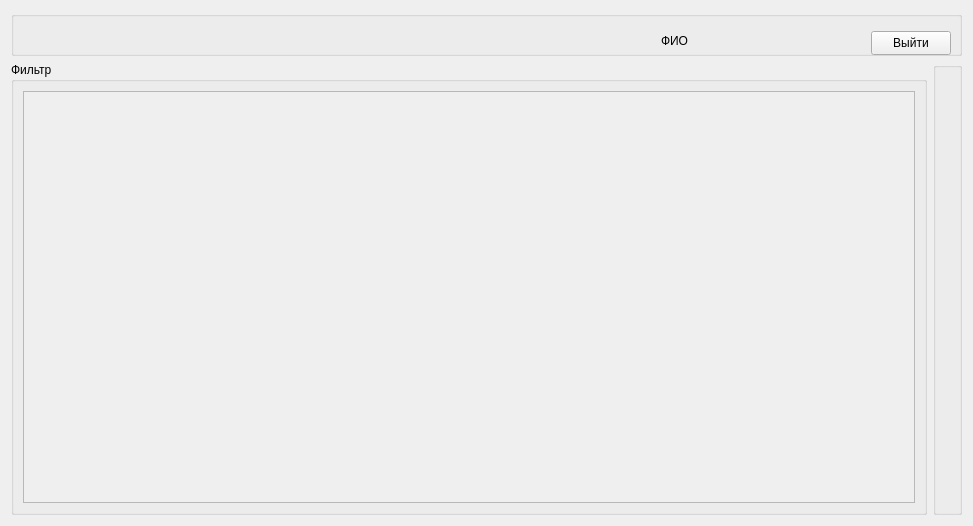
Qt form form.ui (dcherep/funicture) before a commit.
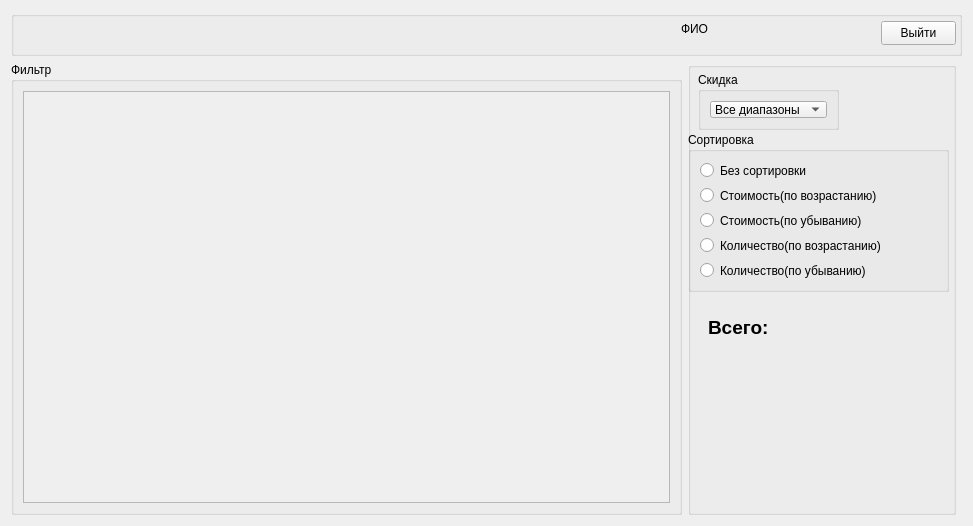
The same form after that commit.

```diff
--- a/form.ui
+++ b/form.ui
@@ -13,7 +13,46 @@
   <property name="windowTitle">
    <string>Widget</string>
   </property>
-  <layout class="QGridLayout" name="gridLayout" rowstretch="1,10" columnstretch="5,0">
+  <layout class="QGridLayout" name="gridLayout" rowstretch="1,10" columnstretch="5,2,0">
+   <item row="0" column="0" colspan="3">
+    <widget class="QGroupBox" name="groupBox">
+     <property name="title">
+      <string/>
+     </property>
+     <widget class="QLabel" name="label">
+      <property name="geometry">
+       <rect>
+        <x>670</x>
+        <y>10</y>
+        <width>181</width>
+        <height>16</height>
+       </rect>
+      </property>
+      <property name="layoutDirection">
+       <enum>Qt::LayoutDirection::LeftToRight</enum>
+      </property>
+      <property name="autoFillBackground">
+       <bool>false</bool>
+      </property>
+      <property name="text">
+       <string>ФИО</string>
+      </property>
+     </widget>
+     <widget class="QPushButton" name="pushButton">
+      <property name="geometry">
+       <rect>
+        <x>870</x>
+        <y>10</y>
+        <width>75</width>
+        <height>24</height>
+       </rect>
+      </property>
+      <property name="text">
+       <string>Выйти</string>
+      </property>
+     </widget>
+    </widget>
+   </item>
    <item row="1" column="0">
     <widget class="QGroupBox" name="groupBox_2">
      <property name="title">
@@ -30,8 +69,8 @@
           <rect>
            <x>0</x>
            <y>0</y>
-           <width>894</width>
-           <height>411</height>
+           <width>652</width>
+           <height>418</height>
           </rect>
          </property>
          <layout class="QVBoxLayout" name="verticalLayout_2"/>
@@ -46,43 +85,112 @@
      <property name="title">
       <string/>
      </property>
-    </widget>
-   </item>
-   <item row="0" column="0" colspan="2">
-    <widget class="QGroupBox" name="groupBox">
-     <property name="title">
-      <string/>
-     </property>
-     <widget class="QLabel" name="label">
+     <widget class="QGroupBox" name="groupBox_4">
       <property name="geometry">
        <rect>
-        <x>650</x>
-        <y>20</y>
-        <width>181</width>
-        <height>20</height>
+        <x>10</x>
+        <y>10</y>
+        <width>141</width>
+        <height>58</height>
        </rect>
       </property>
-      <property name="layoutDirection">
-       <enum>Qt::LayoutDirection::LeftToRight</enum>
+      <property name="title">
+       <string>Скидка</string>
       </property>
-      <property name="autoFillBackground">
-       <bool>false</bool>
+      <layout class="QVBoxLayout" name="verticalLayout_3">
+       <item>
+        <widget class="QComboBox" name="comboBox">
+         <item>
+          <property name="text">
+           <string>Все диапазоны</string>
+          </property>
+         </item>
+         <item>
+          <property name="text">
+           <string>0-10.99%</string>
+          </property>
+         </item>
+         <item>
+          <property name="text">
+           <string>11-14.99%</string>
+          </property>
+         </item>
+         <item>
+          <property name="text">
+           <string>15% и более</string>
+          </property>
+         </item>
+        </widget>
+       </item>
+      </layout>
+     </widget>
+     <widget class="QGroupBox" name="groupBox_5">
+      <property name="geometry">
+       <rect>
+        <x>0</x>
+        <y>70</y>
+        <width>261</width>
+        <height>160</height>
+       </rect>
       </property>
-      <property name="text">
-       <string>ФИО</string>
+      <property name="title">
+       <string>Сортировка</string>
       </property>
+      <layout class="QVBoxLayout" name="verticalLayout_4">
+       <item>
+        <widget class="QRadioButton" name="radioButton">
+         <property name="text">
+          <string>Без сортировки</string>
+         </property>
+        </widget>
+       </item>
+       <item>
+        <widget class="QRadioButton" name="radioButton_2">
+         <property name="text">
+          <string>Стоимость(по возрастанию)</string>
+         </property>
+        </widget>
+       </item>
+       <item>
+        <widget class="QRadioButton" name="radioButton_3">
+         <property name="text">
+          <string>Стоимость(по убыванию)</string>
+         </property>
+        </widget>
+       </item>
+       <item>
+        <widget class="QRadioButton" name="radioButton_4">
+         <property name="text">
+          <string>Количество(по возрастанию)</string>
+         </property>
+        </widget>
+       </item>
+       <item>
+        <widget class="QRadioButton" name="radioButton_5">
+         <property name="text">
+          <string>Количество(по убыванию)</string>
+         </property>
+        </widget>
+       </item>
+      </layout>
      </widget>
-     <widget class="QPushButton" name="pushButton">
+     <widget class="QLabel" name="label_2">
       <property name="geometry">
        <rect>
-        <x>860</x>
-        <y>20</y>
-        <width>80</width>
-        <height>24</height>
+        <x>20</x>
+        <y>250</y>
+        <width>101</width>
+        <height>31</height>
        </rect>
       </property>
+      <property name="font">
+       <font>
+        <pointsize>14</pointsize>
+        <bold>true</bold>
+       </font>
+      </property>
       <property name="text">
-       <string>Выйти</string>
+       <string>Всего:</string>
       </property>
      </widget>
     </widget>
```
